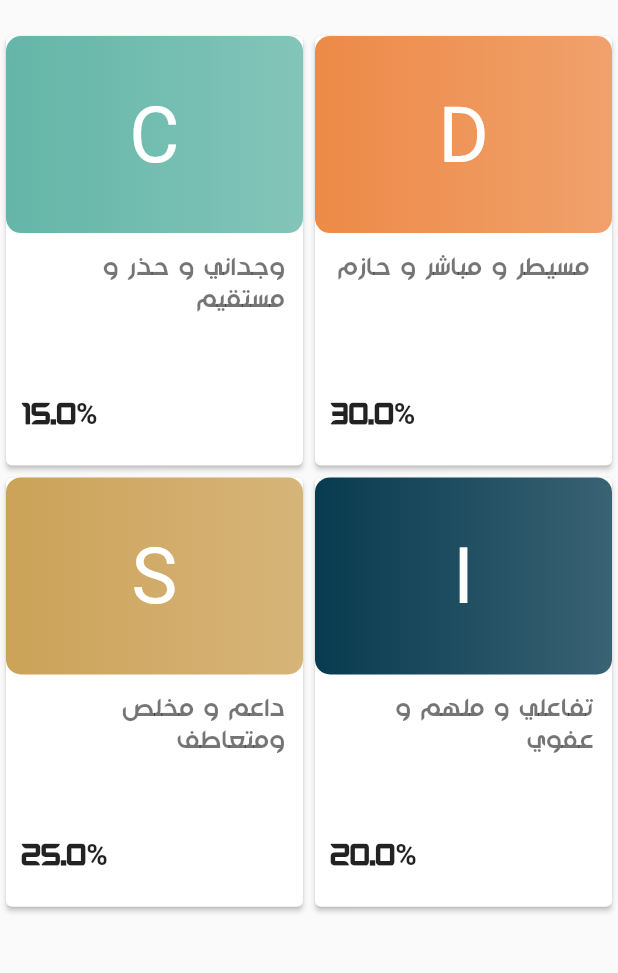
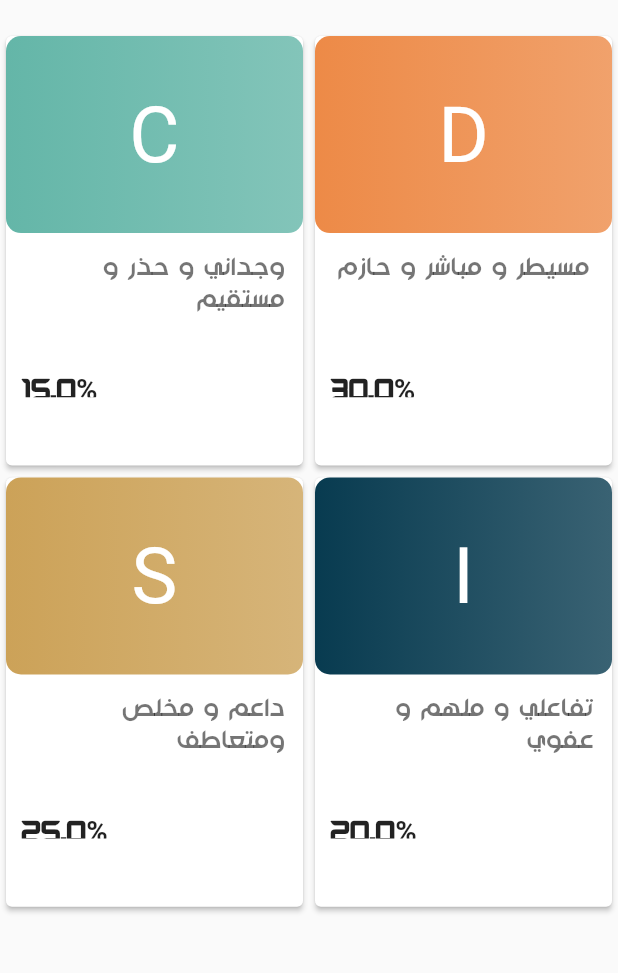
Before and after one commit to AhmedMostafa7474/Mutqen, a Flutter app: the disc_result_page screen opened directly, on a phone screen of 412 x 824 dp, the part 84-1057 px from its top. Run offline on Flutter 3.47's test engine with Material 2 defaults, Android fonts, the light colour scheme and no system bars; our stand-ins replace animated_splash_screen, easy_localization, flutter_phoenix, flutter_screenutil, flutter_svg, font_awesome_flutter and 8 more; missing offline and left inert: onboarding_animation; accounts and stored records are empty.

Commit message:
Edit Respons

```diff
--- a/lib/presentation/result/DISC/disc_result_screen.dart
+++ b/lib/presentation/result/DISC/disc_result_screen.dart
@@ -32,7 +32,7 @@ class _disc_result_page extends State<disc_result_page> {
               crossAxisCount: 2, // Number of columns in the grid
               childAspectRatio: 0.7, // Ratio of child item's height to width
             ),
-            padding:  const EdgeInsets.only(bottom: 20),
+            padding:   EdgeInsets.only(bottom: 20.h),
             itemCount: 4,
             itemBuilder: (BuildContext context, int index) {
               return
@@ -74,11 +74,12 @@ class _disc_result_page extends State<disc_result_page> {
                           height: 70.h,
                           child: Padding(
                             padding: const EdgeInsets.all(12),
-                            child: Text(widget.results[index].description ,style: TextStyle(color: Colors.black54,fontSize: 15.sp),),
+                            child: Text(widget.results[index].description ,
+                              style: TextStyle(color: Colors.black54,fontSize: 15.sp),),
                           ),
                         ),
                         Container(
-                          height: 50.h,
+                          height: 30.h,
                             alignment: Alignment.bottomLeft,
                           child: Padding(
                             padding: const EdgeInsets.all(10),
```
Also changed, not shown: pubspec.lock.
